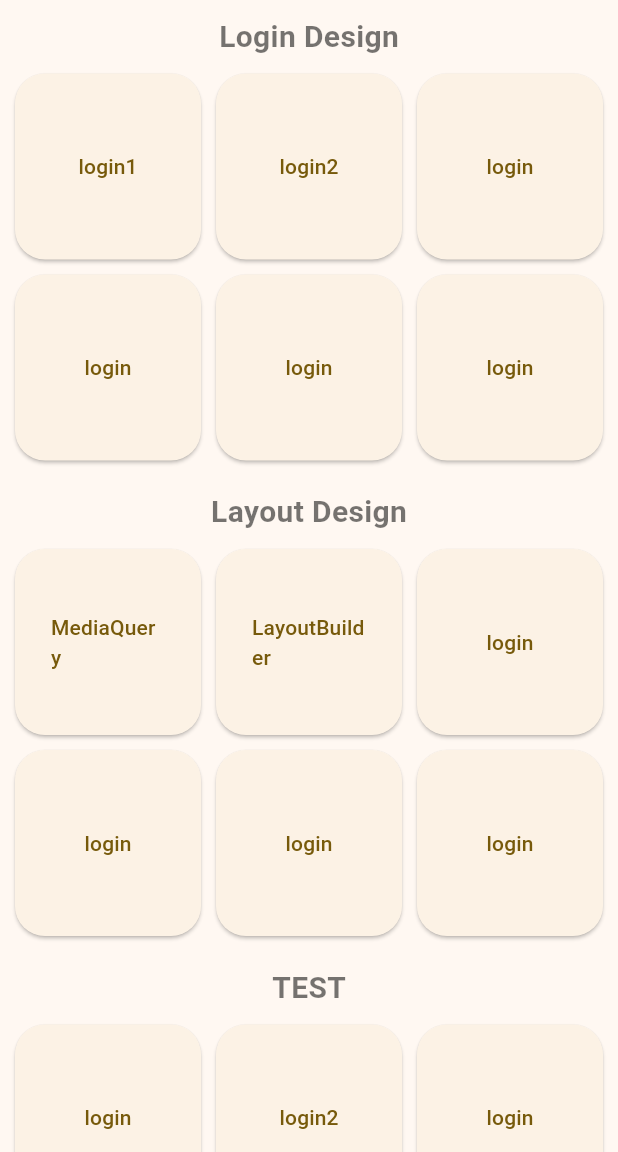
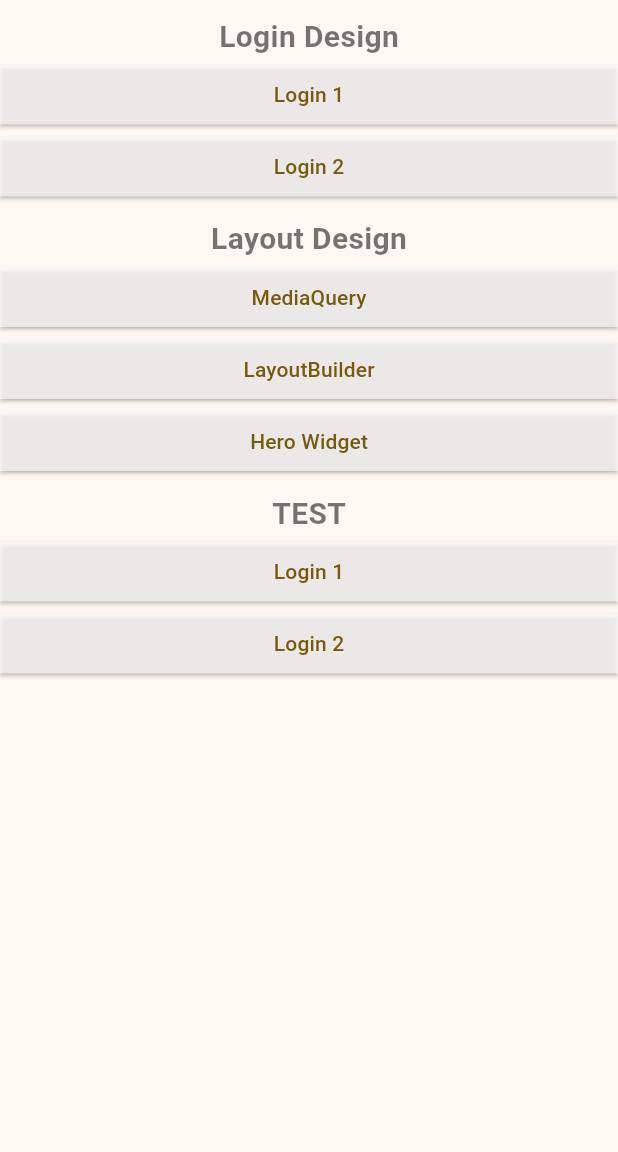
Before and after one commit to kjhan1113/flutter_designs, a Flutter app: the screen it shows after launch, on a phone screen of 412 x 824 dp, the part 84-1236 px from its top. Run offline on Flutter 3.47's test engine with Material 3 defaults, Android fonts, the light colour scheme and no system bars.

Commit message:
Change Main Design + add Hero Animation

```diff
--- a/lib/components/my_elevated_button.dart
+++ b/lib/components/my_elevated_button.dart
@@ -18,8 +18,9 @@ class MyElevatedButton extends StatelessWidget {
       },
       style: ElevatedButton.styleFrom(
         shape: RoundedRectangleBorder(
-          borderRadius: BorderRadius.circular(20),
+          borderRadius: BorderRadius.circular(0),
         ),
+        backgroundColor: Colors.white70,
       ),
       child: Text(text),
     );
--- a/lib/layout_page/grid_view_1.dart
+++ b/lib/layout_page/grid_view_1.dart
@@ -5,6 +5,6 @@ class GridView1 extends StatelessWidget {
 
   @override
   Widget build(BuildContext context) {
-    return Scaffold();
+    return const Scaffold();
   }
 }
--- /dev/null
+++ b/lib/layout_page/hero_widget_2.dart
@@ -0,0 +1,25 @@
+import 'package:flutter/material.dart';
+
+class HeroWidget2 extends StatelessWidget {
+  const HeroWidget2({super.key});
+
+  @override
+  Widget build(BuildContext context) {
+    return Scaffold(
+      appBar: AppBar(title: const Text("Hero Widget 2")),
+      body: Center(
+        child: Hero(
+          tag: "hero-image",
+          child: ClipRRect(
+            borderRadius: BorderRadius.circular(20),
+            child: Image.asset(
+              "images/angry-birds.png",
+              width: 300,
+              height: 300,
+            ),
+          ),
+        ),
+      ),
+    );
+  }
+}
--- a/lib/login_page/login_page_1.dart
+++ b/lib/login_page/login_page_1.dart
@@ -1,7 +1,7 @@
 import 'package:flutter/material.dart';
 
 class LoginPage1 extends StatelessWidget {
-  const LoginPage1({Key? key}) : super(key: key);
+  const LoginPage1({super.key});
 
   @override
   Widget build(BuildContext context) {
--- a/lib/main.dart
+++ b/lib/main.dart
@@ -3,6 +3,7 @@ import 'package:flutter_designs/components/body_desktop.dart';
 import 'package:flutter_designs/components/body_mobile.dart';
 import 'package:flutter_designs/components/my_elevated_button.dart';
 import 'package:flutter_designs/layout_page/grid_view_1.dart';
+import 'package:flutter_designs/layout_page/hero_widget_1.dart';
 import 'package:flutter_designs/layout_page/layout_builder.dart';
 import 'package:flutter_designs/layout_page/responsive_1.dart';
 import 'package:flutter_designs/login_page/login_page_1.dart';
@@ -40,6 +41,7 @@ class MyApp extends StatelessWidget {
               mobileBody: BodyMobile(),
               desktopBody: BodyDesktop(),
             ),
+        '/hero': (context) => const HeroWidget1(),
       },
       home: const MyHomePage(title: 'Flutter Designs'),
     );
@@ -56,10 +58,6 @@ class MyHomePage extends StatefulWidget {
 }
 
 class _MyHomePageState extends State<MyHomePage> {
-  final List<String> items1 = List.generate(10, (index) => "Item $index");
-  final List<String> items2 = List.generate(10, (index) => "Item $index");
-  final List<String> items3 = List.generate(10, (index) => "Item $index");
-
   @override
   Widget build(BuildContext context) {
     return Scaffold(
@@ -82,21 +80,12 @@ class _MyHomePageState extends State<MyHomePage> {
                 ),
               ),
             ),
-            GridView.count(
+            ListView(
               physics: const NeverScrollableScrollPhysics(),
               shrinkWrap: true,
-              crossAxisCount: 3,
-              crossAxisSpacing: 10.0, // Spacing between columns
-              mainAxisSpacing: 10.0, // Spacing between rows
-              padding: const EdgeInsets.all(10.0), // Grid padding
-              childAspectRatio: 1.0,
               children: const [
-                MyElevatedButton(text: 'login1', routeName: '/login1'),
-                MyElevatedButton(text: 'login2', routeName: '/login2'),
-                MyElevatedButton(text: 'login', routeName: '/login1'),
-                MyElevatedButton(text: 'login', routeName: '/login1'),
-                MyElevatedButton(text: 'login', routeName: '/login1'),
-                MyElevatedButton(text: 'login', routeName: '/login1'),
+                MyElevatedButton(text: 'Login 1', routeName: '/login1'),
+                MyElevatedButton(text: 'Login 2', routeName: '/login2'),
               ],
             ),
             const SizedBox(height: 10),
@@ -110,21 +99,13 @@ class _MyHomePageState extends State<MyHomePage> {
                 ),
               ),
             ),
-            GridView.count(
+            ListView(
               physics: const NeverScrollableScrollPhysics(),
               shrinkWrap: true,
-              crossAxisCount: 3,
-              crossAxisSpacing: 10.0, // Spacing between columns
-              mainAxisSpacing: 10.0, // Spacing between rows
-              padding: const EdgeInsets.all(10.0), // Grid padding
-              childAspectRatio: 1.0,
               children: const [
                 MyElevatedButton(text: 'MediaQuery', routeName: '/responsive'),
                 MyElevatedButton(text: 'LayoutBuilder', routeName: '/layoutbuilder'),
-                MyElevatedButton(text: 'login', routeName: '/login1'),
-                MyElevatedButton(text: 'login', routeName: '/login1'),
-                MyElevatedButton(text: 'login', routeName: '/login1'),
-                MyElevatedButton(text: 'login', routeName: '/login1'),
+                MyElevatedButton(text: 'Hero Widget', routeName: '/hero'),
               ],
             ),
             const SizedBox(height: 10),
@@ -138,21 +119,12 @@ class _MyHomePageState extends State<MyHomePage> {
                 ),
               ),
             ),
-            GridView.count(
+            ListView(
               physics: const NeverScrollableScrollPhysics(),
               shrinkWrap: true,
-              crossAxisCount: 3,
-              crossAxisSpacing: 10.0, // Spacing between columns
-              mainAxisSpacing: 10.0, // Spacing between rows
-              padding: const EdgeInsets.all(10.0), // Grid padding
-              childAspectRatio: 1.0,
               children: const [
-                MyElevatedButton(text: 'login', routeName: '/login1'),
-                MyElevatedButton(text: 'login2', routeName: '/login2'),
-                MyElevatedButton(text: 'login', routeName: '/login1'),
-                MyElevatedButton(text: 'login', routeName: '/login1'),
-                MyElevatedButton(text: 'login', routeName: '/login1'),
-                MyElevatedButton(text: 'login', routeName: '/login1'),
+                MyElevatedButton(text: 'Login 1', routeName: '/login1'),
+                MyElevatedButton(text: 'Login 2', routeName: '/login2'),
               ],
             ),
           ],
--- a/pubspec.yaml
+++ b/pubspec.yaml
@@ -59,8 +59,8 @@ flutter:
   uses-material-design: true
 
   # To add assets to your application, add an assets section, like this:
-  # assets:
-  #   - images/a_dot_burr.jpeg
+  assets:
+    - assets/images/
   #   - images/a_dot_ham.jpeg
 
   # An image asset can refer to one or more resolution-specific "variants", see
```
Also changed, not shown: lib/layout_page/hero_widget_1.dart (added, +34 -0 lines), lib/login_page/login_page_2.dart (+7 -37 lines), assets/images/angry-birds.png (added), assets/images/angry-black.png (added), pubspec.lock.
